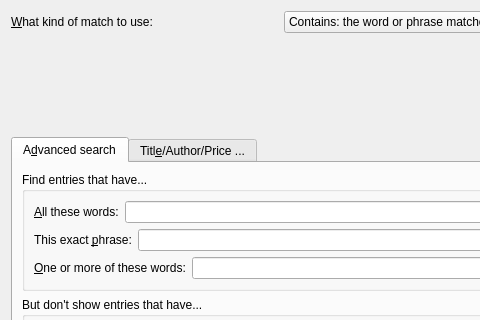
The window that src/calibre/gui2/store/stores/mobileread/adv_search_builder.ui (kovidgoyal/calibre) describes before a commit, drawn with Qt 5; both pictures show x 0 to 480 and y 0 to 320 of the 752 by 472 pixel window.
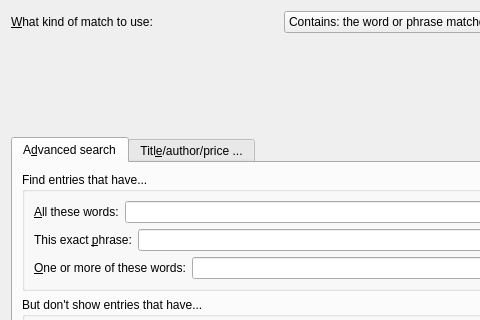
The same window after the commit. Icons and pictures are not drawn. Custom widgets are drawn as their Qt base class.

```diff
--- a/src/calibre/gui2/store/stores/mobileread/adv_search_builder.ui
+++ b/src/calibre/gui2/store/stores/mobileread/adv_search_builder.ui
@@ -186,7 +186,7 @@
      </widget>
      <widget class="QWidget" name="tab_2">
       <attribute name="title">
-       <string>Titl&amp;e/Author/Price ...</string>
+       <string>Titl&amp;e/author/price ...</string>
       </attribute>
       <layout class="QGridLayout" name="gridLayout">
        <item row="1" column="0">
```
